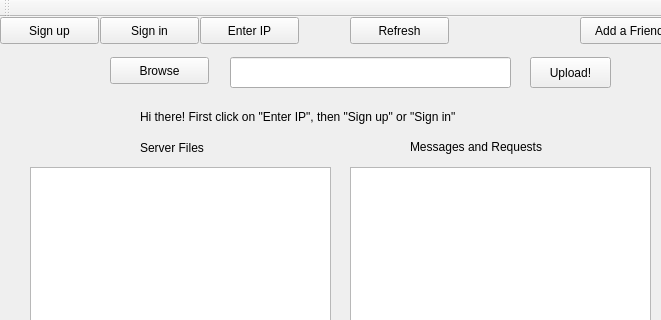
This is sharefileclient/mainwindow.ui in taragu/sharefile as Qt 5 draws it before an edit; both pictures show x 0 to 661 and y 0 to 320 of the 872 by 567 pixel window. The edited form follows.
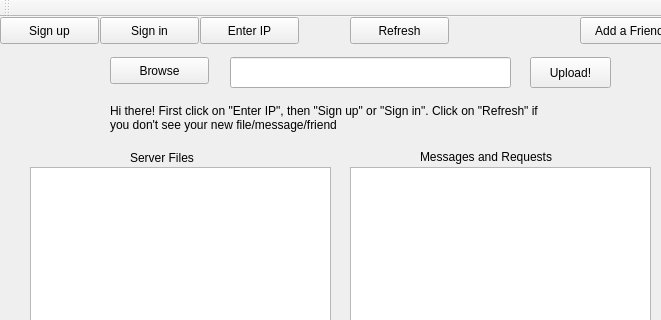
This is the edited form.

The edit to the form file:
```diff
--- a/sharefileclient/mainwindow.ui
+++ b/sharefileclient/mainwindow.ui
@@ -17,8 +17,8 @@
    <widget class="QLabel" name="label_3">
     <property name="geometry">
      <rect>
-      <x>140</x>
-      <y>120</y>
+      <x>130</x>
+      <y>130</y>
       <width>131</width>
       <height>21</height>
      </rect>
@@ -213,8 +213,8 @@
    <widget class="QLabel" name="label">
     <property name="geometry">
      <rect>
-      <x>410</x>
-      <y>120</y>
+      <x>420</x>
+      <y>130</y>
       <width>161</width>
       <height>20</height>
      </rect>
@@ -252,14 +252,17 @@
    <widget class="QLabel" name="greetings_label">
     <property name="geometry">
      <rect>
-      <x>140</x>
-      <y>90</y>
-      <width>431</width>
-      <height>20</height>
+      <x>110</x>
+      <y>80</y>
+      <width>441</width>
+      <height>41</height>
      </rect>
     </property>
     <property name="text">
-     <string>Hi there! First click on &quot;Enter IP&quot;, then &quot;Sign up&quot; or &quot;Sign in&quot;</string>
+     <string>Hi there! First click on &quot;Enter IP&quot;, then &quot;Sign up&quot; or &quot;Sign in&quot;. Click on &quot;Refresh&quot; if you don't see your new file/message/friend</string>
+    </property>
+    <property name="wordWrap">
+     <bool>true</bool>
     </property>
    </widget>
   </widget>
```
